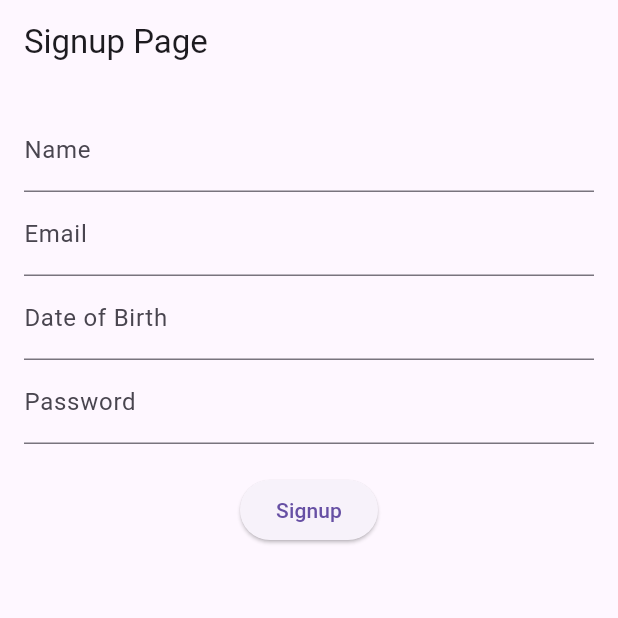
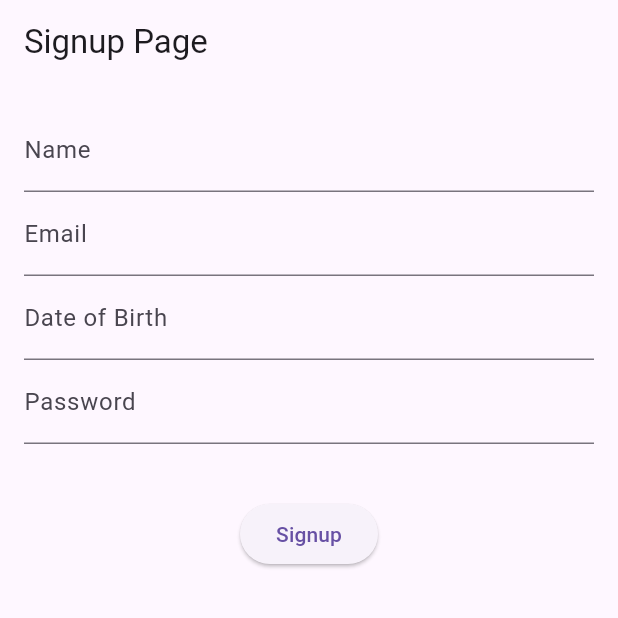
Before and after one commit to abigailsheldon/act10, a Flutter app: the screen it shows after launch, after a tap on "Signup", on a phone screen of 412 x 824 dp, the top half of it. Run offline on Flutter 3.47's test engine with Material 3 defaults, Android fonts, the phone set to English and light mode, and no system bars; drawn by our look-alikes of flutter_form_builder; our stand-ins replace form_builder_validators; statements that could not run were skipped.

Commit message:
Adds homepage code but code does not run

```diff
--- a/lib/main.dart
+++ b/lib/main.dart
@@ -1,5 +1,6 @@
 import 'package:flutter/material.dart';
 import 'package:flutter_form_builder/flutter_form_builder.dart';
+import 'package:form_builder_validators/form_builder_validators.dart';
 import 'package:intl/intl.dart';
 
 void main() => runApp(const MyApp());
@@ -44,7 +45,6 @@ class _SignupPageState extends State<SignupPage> {
           key: _formKey,
           child: Column(
             children: <Widget>[
-
               // FormBuilderTextField for text input: name, email, password
 
               // Name input
@@ -100,16 +100,23 @@ class _SignupPageState extends State<SignupPage> {
               const SizedBox(height: 20),
 
               // Submit Button
-              ElevatedButton(
-                onPressed: () {
-                  if (_formKey.currentState?.saveAndValidate() ?? false) {
-                    // If form is valid, navigate to Home Page.
-                    Navigator.pushNamed(context, '/home');
-                  } else {
-                    // Otherwise, display validation errors
-                  }
-                },
-                child: const Text('Signup'),
+              Padding(
+                padding: const EdgeInsets.symmetric(vertical: 16),
+                child: ElevatedButton(
+                  onPressed: () {
+                    // Validate returns true if the form is valid, or false otherwise.
+                    if (_formKey.currentState!.validate()) {
+                      // If the form is valid, display a snackbar. In the real world,
+                      // you'd often call a server or save the information in a database.
+                      ScaffoldMessenger.of(context).showSnackBar(
+                        const SnackBar(content: Text('Processing Data')),
+                      );
+                      // Optionally, navigate to Home Page.
+                      Navigator.pushNamed(context, '/home');
+                    }
+                  },
+                  child: const Text('Signup'),
+                ),
               ),
             ],
           ),
@@ -121,6 +128,16 @@ class _SignupPageState extends State<SignupPage> {
 
 class HomePage extends StatelessWidget {
   const HomePage({super.key});
+
+  @override
+  Widget build(BuildContext context) {
+    return Scaffold(
+      appBar: AppBar(title: const Text('Home Page')),
+      body: const Center(
+        child: Text('Signup successful! Welcome to the Home Page!'),
+      ),
+    );
+  }
 }
 
 // Create a Form widget.
```
